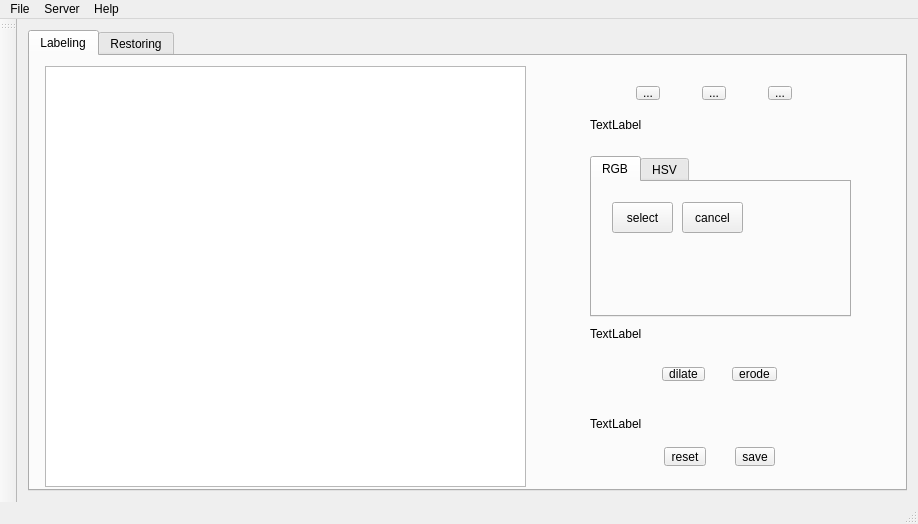
Before: the Qt Designer form oldPhotoRestoration/oldPhotoRestoration.ui in dorren002/oldPhotoLabelingAndRestorationSystem, drawn with Qt 5.
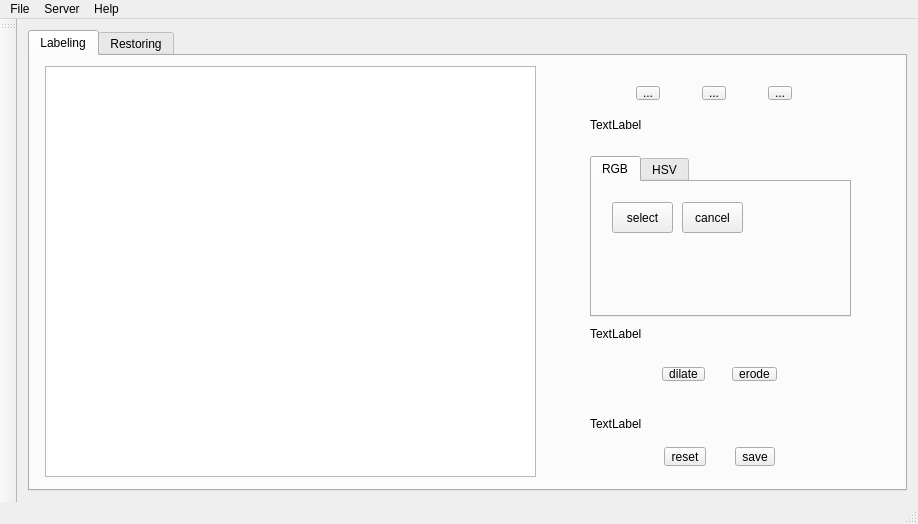
After: the same form once the commit is applied. The open tabs and pages were chosen to show the change.

What changed in the file:
```diff
--- a/oldPhotoRestoration/oldPhotoRestoration.ui
+++ b/oldPhotoRestoration/oldPhotoRestoration.ui
@@ -276,8 +276,8 @@
          <rect>
           <x>15</x>
           <y>10</y>
-          <width>481</width>
-          <height>421</height>
+          <width>491</width>
+          <height>411</height>
          </rect>
         </property>
        </widget>
```
Left out of the diff: 2 changed lines with no effect on the pictures.
